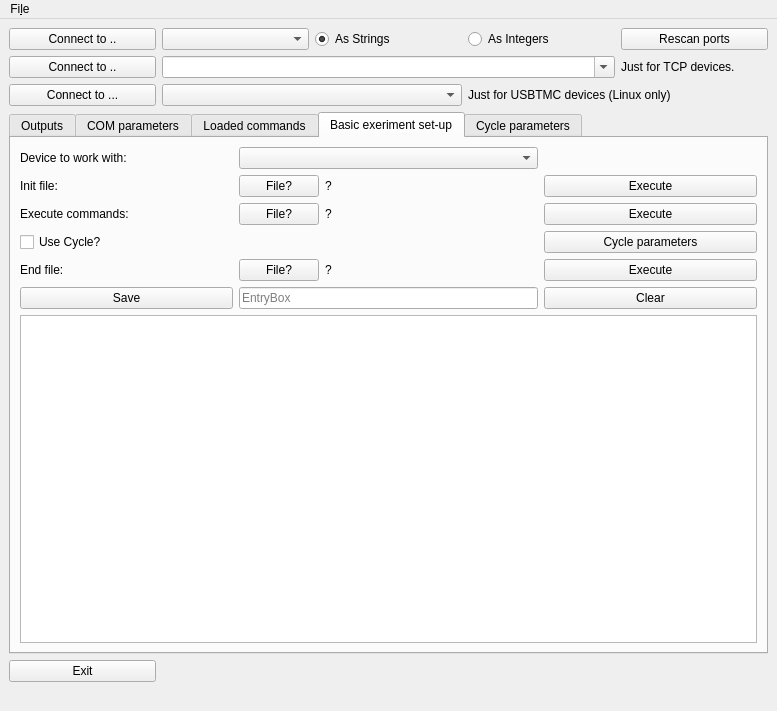
Qt form GUI/SDM.ui (ISeeBugsEverywhere/SimpleDeviceMonitor) before a commit.
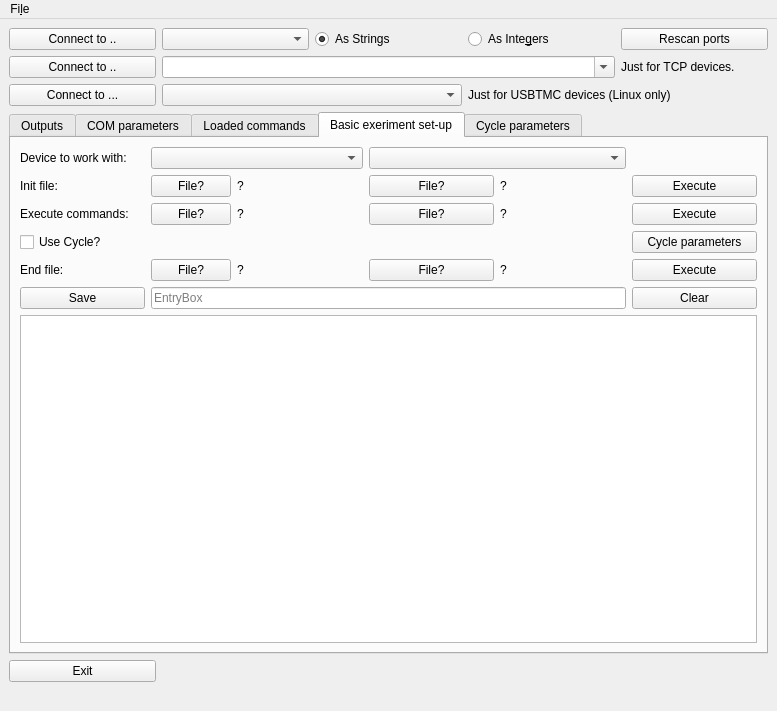
The same form after that commit. The open tabs and pages were chosen to show the change. Custom widgets are drawn as their Qt base class.

The edit to the form file:
```diff
--- a/GUI/SDM.ui
+++ b/GUI/SDM.ui
@@ -45,7 +45,7 @@
     <item row="0" column="3">
      <widget class="QRadioButton" name="intCheckBox">
       <property name="text">
-       <string>As Integers</string>
+       <string>As Inte&amp;gers</string>
       </property>
      </widget>
     </item>
@@ -321,9 +321,6 @@
           </property>
          </widget>
         </item>
-        <item row="0" column="1" colspan="2">
-         <widget class="QComboBox" name="active_exp_devBox"/>
-        </item>
         <item row="5" column="0">
          <widget class="QPushButton" name="save_exp_btn">
           <property name="text">
@@ -331,14 +328,14 @@
           </property>
          </widget>
         </item>
-        <item row="5" column="3">
+        <item row="5" column="5">
          <widget class="QPushButton" name="clear_exp_btn">
           <property name="text">
            <string>Clear</string>
           </property>
          </widget>
         </item>
-        <item row="4" column="3">
+        <item row="4" column="5">
          <widget class="QPushButton" name="execute_end">
           <property name="text">
            <string>Execute</string>
@@ -372,22 +369,9 @@
           </property>
          </widget>
         </item>
-        <item row="6" column="0" colspan="4">
+        <item row="6" column="0" colspan="6">
          <widget class="QTextEdit" name="exp_output_box"/>
         </item>
-        <item row="5" column="1" colspan="2">
-         <widget class="QLineEdit" name="expIterEntry">
-          <property name="inputMask">
-           <string/>
-          </property>
-          <property name="text">
-           <string/>
-          </property>
-          <property name="placeholderText">
-           <string>EntryBox</string>
-          </property>
-         </widget>
-        </item>
         <item row="1" column="2">
          <widget class="QLabel" name="initfileLabel">
           <property name="text">
@@ -409,14 +393,14 @@
           </property>
          </widget>
         </item>
-        <item row="1" column="3">
+        <item row="1" column="5">
          <widget class="QPushButton" name="execute_init">
           <property name="text">
            <string>Execute</string>
           </property>
          </widget>
         </item>
-        <item row="2" column="3">
+        <item row="2" column="5">
          <widget class="QPushButton" name="execute_exp">
           <property name="text">
            <string>Execute</string>
@@ -430,13 +414,74 @@
           </property>
          </widget>
         </item>
-        <item row="3" column="3">
+        <item row="3" column="5">
          <widget class="QPushButton" name="cycle_prams_btn">
           <property name="text">
            <string>Cycle parameters</string>
           </property>
          </widget>
         </item>
+        <item row="1" column="3">
+         <widget class="QPushButton" name="init2_file_btn">
+          <property name="text">
+           <string>File?</string>
+          </property>
+         </widget>
+        </item>
+        <item row="2" column="3">
+         <widget class="QPushButton" name="exec2_file_btn">
+          <property name="text">
+           <string>File?</string>
+          </property>
+         </widget>
+        </item>
+        <item row="4" column="3">
+         <widget class="QPushButton" name="end2_file_btn">
+          <property name="text">
+           <string>File?</string>
+          </property>
+         </widget>
+        </item>
+        <item row="1" column="4">
+         <widget class="QLabel" name="init2_label">
+          <property name="text">
+           <string>?</string>
+          </property>
+         </widget>
+        </item>
+        <item row="2" column="4">
+         <widget class="QLabel" name="exec2_label">
+          <property name="text">
+           <string>?</string>
+          </property>
+         </widget>
+        </item>
+        <item row="4" column="4">
+         <widget class="QLabel" name="end2_label">
+          <property name="text">
+           <string>?</string>
+          </property>
+         </widget>
+        </item>
+        <item row="0" column="3" colspan="2">
+         <widget class="QComboBox" name="second_exp_devBox"/>
+        </item>
+        <item row="0" column="1" colspan="2">
+         <widget class="QComboBox" name="active_exp_devBox"/>
+        </item>
+        <item row="5" column="1" colspan="4">
+         <widget class="QLineEdit" name="expIterEntry">
+          <property name="inputMask">
+           <string/>
+          </property>
+          <property name="text">
+           <string/>
+          </property>
+          <property name="placeholderText">
+           <string>EntryBox</string>
+          </property>
+         </widget>
+        </item>
        </layout>
       </widget>
       <widget class="QWidget" name="cycle_tab">
@@ -658,7 +703,7 @@
      <x>0</x>
      <y>0</y>
      <width>777</width>
-     <height>31</height>
+     <height>27</height>
     </rect>
    </property>
    <widget class="QMenu" name="menuFile">
@@ -671,7 +716,7 @@
   </widget>
   <action name="actionClose">
    <property name="text">
-    <string>Close</string>
+    <string>&amp;Close</string>
    </property>
   </action>
  </widget>
```
